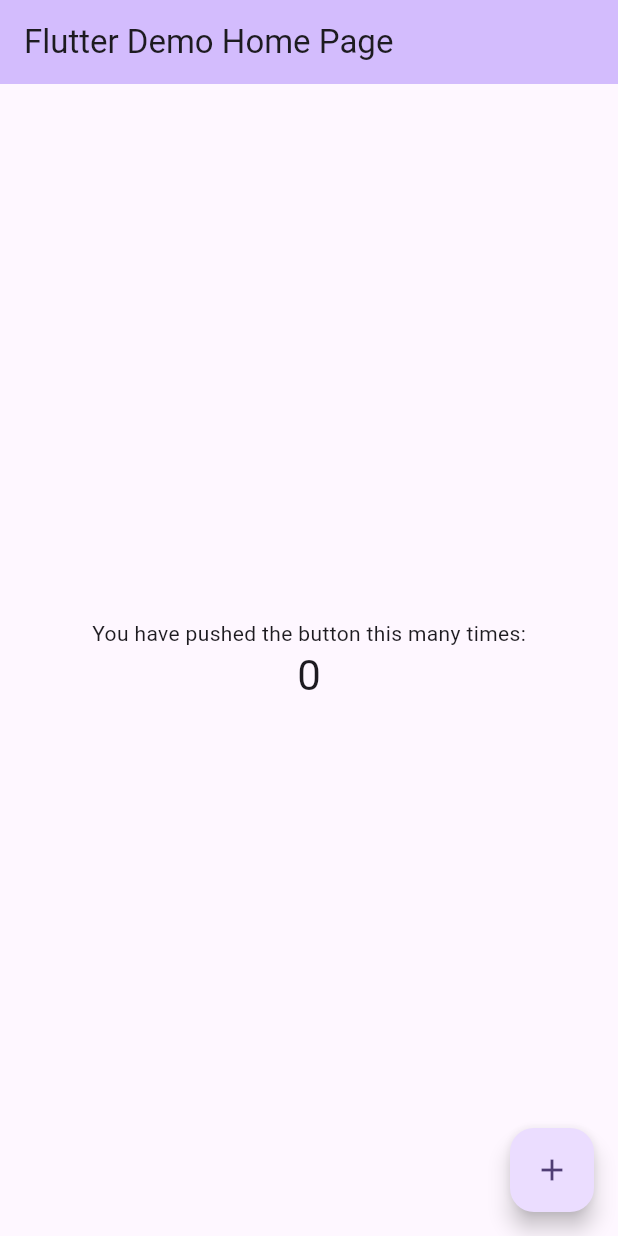
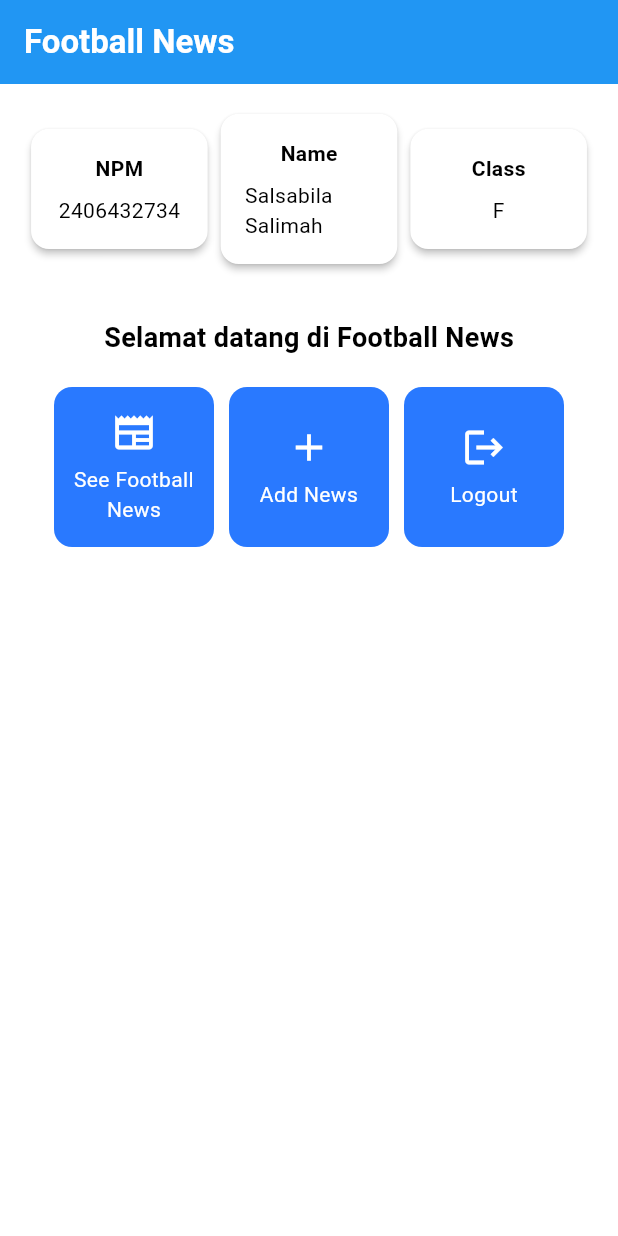
Before and after one commit to salsabilasalimah/football-news-mobile, a Flutter app: the screen it shows after launch, on a phone screen of 412 x 824 dp. Run offline on Flutter 3.47's test engine with Material 3 defaults, Android fonts, the phone set to English and light mode, and no system bars.

Commit message:
Turtorial 6

```diff
--- a/lib/main.dart
+++ b/lib/main.dart
@@ -1,4 +1,5 @@
 import 'package:flutter/material.dart';
+import 'package:football_news/menu.dart';
 
 void main() {
   runApp(const MyApp());
@@ -13,110 +14,10 @@ class MyApp extends StatelessWidget {
     return MaterialApp(
       title: 'Flutter Demo',
       theme: ThemeData(
-        // This is the theme of your application.
-        //
-        // TRY THIS: Try running your application with "flutter run". You'll see
-        // the application has a purple toolbar. Then, without quitting the app,
-        // try changing the seedColor in the colorScheme below to Colors.green
-        // and then invoke "hot reload" (save your changes or press the "hot
-        // reload" button in a Flutter-supported IDE, or press "r" if you used
-        // the command line to start the app).
-        //
-        // Notice that the counter didn't reset back to zero; the application
-        // state is not lost during the reload. To reset the state, use hot
-        // restart instead.
-        //
-        // This works for code too, not just values: Most code changes can be
-        // tested with just a hot reload.
-        colorScheme: ColorScheme.fromSeed(seedColor: Colors.deepPurple),
+        colorScheme: ColorScheme.fromSwatch(primarySwatch: Colors.blue)
+            .copyWith(secondary: Colors.blueAccent[400]),
       ),
-      home: const MyHomePage(title: 'Flutter Demo Home Page'),
+      home: MyHomePage(),
     );
   }
 }
-
-class MyHomePage extends StatefulWidget {
-  const MyHomePage({super.key, required this.title});
-
-  // This widget is the home page of your application. It is stateful, meaning
-  // that it has a State object (defined below) that contains fields that affect
-  // how it looks.
-
-  // This class is the configuration for the state. It holds the values (in this
-  // case the title) provided by the parent (in this case the App widget) and
-  // used by the build method of the State. Fields in a Widget subclass are
-  // always marked "final".
-
-  final String title;
-
-  @override
-  State<MyHomePage> createState() => _MyHomePageState();
-}
-
-class _MyHomePageState extends State<MyHomePage> {
-  int _counter = 0;
-
-  void _incrementCounter() {
-    setState(() {
-      // This call to setState tells the Flutter framework that something has
-      // changed in this State, which causes it to rerun the build method below
-      // so that the display can reflect the updated values. If we changed
-      // _counter without calling setState(), then the build method would not be
-      // called again, and so nothing would appear to happen.
-      _counter++;
-    });
-  }
-
-  @override
-  Widget build(BuildContext context) {
-    // This method is rerun every time setState is called, for instance as done
-    // by the _incrementCounter method above.
-    //
-    // The Flutter framework has been optimized to make rerunning build methods
-    // fast, so that you can just rebuild anything that needs updating rather
-    // than having to individually change instances of widgets.
-    return Scaffold(
-      appBar: AppBar(
-        // TRY THIS: Try changing the color here to a specific color (to
-        // Colors.amber, perhaps?) and trigger a hot reload to see the AppBar
-        // change color while the other colors stay the same.
-        backgroundColor: Theme.of(context).colorScheme.inversePrimary,
-        // Here we take the value from the MyHomePage object that was created by
-        // the App.build method, and use it to set our appbar title.
-        title: Text(widget.title),
-      ),
-      body: Center(
-        // Center is a layout widget. It takes a single child and positions it
-        // in the middle of the parent.
-        child: Column(
-          // Column is also a layout widget. It takes a list of children and
-          // arranges them vertically. By default, it sizes itself to fit its
-          // children horizontally, and tries to be as tall as its parent.
-          //
-          // Column has various properties to control how it sizes itself and
-          // how it positions its children. Here we use mainAxisAlignment to
-          // center the children vertically; the main axis here is the vertical
-          // axis because Columns are vertical (the cross axis would be
-          // horizontal).
-          //
-          // TRY THIS: Invoke "debug painting" (choose the "Toggle Debug Paint"
-          // action in the IDE, or press "p" in the console), to see the
-          // wireframe for each widget.
-          mainAxisAlignment: MainAxisAlignment.center,
-          children: <Widget>[
-            const Text('You have pushed the button this many times:'),
-            Text(
-              '$_counter',
-              style: Theme.of(context).textTheme.headlineMedium,
-            ),
-          ],
-        ),
-      ),
-      floatingActionButton: FloatingActionButton(
-        onPressed: _incrementCounter,
-        tooltip: 'Increment',
-        child: const Icon(Icons.add),
-      ), // This trailing comma makes auto-formatting nicer for build methods.
-    );
-  }
-}
--- /dev/null
+++ b/lib/menu.dart
@@ -0,0 +1,195 @@
+import 'package:flutter/material.dart';
+
+// Class untuk menyimpan data item homepage
+class ItemHomepage {
+ final String name;
+ final IconData icon;
+
+ ItemHomepage(this.name, this.icon);
+}
+
+
+// Class utama halaman
+class MyHomePage extends StatelessWidget {
+    MyHomePage({super.key});
+    final String nama = "Salsabila Salimah";
+    final String npm = "2406432734";
+    final String kelas = "F";
+
+    final List<ItemHomepage> items = [
+        ItemHomepage("See Football News", Icons.newspaper),
+        ItemHomepage("Add News", Icons.add),
+        ItemHomepage("Logout", Icons.logout),
+    ];
+
+    // Widget build
+    @override
+    Widget build(BuildContext context) {
+        // Scaffold menyediakan struktur dasar halaman dengan AppBar dan body.
+        return Scaffold(
+          // AppBar adalah bagian atas halaman yang menampilkan judul.
+          appBar: AppBar(
+            // Judul aplikasi "Football News" dengan teks putih dan tebal.
+            title: const Text(
+              'Football News',
+              style: TextStyle(
+                color: Colors.white,
+                fontWeight: FontWeight.bold,
+              ),
+            ),
+            // Warna latar belakang AppBar diambil dari skema warna tema aplikasi.
+            backgroundColor: Theme.of(context).colorScheme.primary,
+            foregroundColor: Colors.white, // Menambahkan ini agar warna ikon/teks di AppBar putih
+          ),
+          // Body halaman dengan padding di sekelilingnya.
+          body: Padding(
+            padding: const EdgeInsets.all(16.0),
+            // Menyusun widget secara vertikal dalam sebuah kolom.
+            child: Column(
+              crossAxisAlignment: CrossAxisAlignment.center,
+              children: [
+                // Row untuk menampilkan 3 InfoCard secara horizontal.
+                Row(
+                  mainAxisAlignment: MainAxisAlignment.spaceEvenly,
+                  children: [
+                    // Menggunakan variabel yang sudah kamu definisikan di atas
+                    InfoCard(title: 'NPM', content: npm),
+                    InfoCard(title: 'Name', content: nama),
+                    InfoCard(title: 'Class', content: kelas),
+                  ],
+                ),
+
+                // Memberikan jarak vertikal 16 unit.
+                const SizedBox(height: 16.0),
+
+                // Menempatkan widget berikutnya di tengah halaman.
+                Center(
+                  child: Column(
+                    // Menyusun teks dan grid item secara vertikal.
+
+                    children: [
+                      // Menampilkan teks sambutan dengan gaya tebal dan ukuran 18.
+                      const Padding(
+                        padding: EdgeInsets.only(top: 16.0),
+                        child: Text(
+                          'Selamat datang di Football News',
+                          style: TextStyle(
+                            fontWeight: FontWeight.bold,
+                            fontSize: 18.0,
+                          ),
+                        ),
+                      ),
+
+                      // Grid untuk menampilkan ItemCard dalam bentuk grid 3 kolom.
+                      GridView.count(
+                        primary: true,
+                        padding: const EdgeInsets.all(20),
+                        crossAxisSpacing: 10,
+                        mainAxisSpacing: 10,
+                        crossAxisCount: 3,
+                        // Agar grid menyesuaikan tinggi kontennya.
+                        shrinkWrap: true,
+
+                        // Menampilkan ItemCard untuk setiap item dalam list items.
+                        children: items.map((ItemHomepage item) {
+                          return ItemCard(item);
+                        }).toList(),
+                      ),
+                    ],
+                  ),
+                ),
+              ],
+            ),
+          ),
+        );
+    }
+}
+
+// Widget InfoCard diletakkan di luar class MyHomePage
+class InfoCard extends StatelessWidget {
+  // Kartu informasi yang menampilkan title dan content.
+
+  final String title;  // Judul kartu.
+  final String content;  // Isi kartu.
+
+  const InfoCard({super.key, required this.title, required this.content});
+
+  @override
+  Widget build(BuildContext context) {
+    return Card(
+      // Membuat kotak kartu dengan bayangan dibawahnya.
+      elevation: 2.0,
+      child: Container(
+        // Mengatur ukuran dan jarak di dalam kartu.
+        width: MediaQuery.of(context).size.width / 3.5, // menyesuaikan dengan lebar device yang digunakan.
+        padding: const EdgeInsets.all(16.0),
+        // Menyusun title dan content secara vertikal.
+        child: Column(
+          children: [
+            Text(
+              title,
+              style: const TextStyle(fontWeight: FontWeight.bold),
+            ),
+            const SizedBox(height: 8.0),
+            Text(content),
+          ],
+        ),
+      ),
+    );
+  }
+}
+
+
+// Widget ItemCard diletakkan di luar class MyHomePage
+class ItemCard extends StatelessWidget {
+  // Menampilkan kartu dengan ikon dan nama.
+
+  final ItemHomepage item;
+
+  const ItemCard(this.item, {super.key});
+
+  @override
+  Widget build(BuildContext context) {
+    return Material(
+      // Menentukan warna latar belakang dari tema aplikasi.
+      color: Theme.of(context).colorScheme.secondary,
+      // Membuat sudut kartu melengkung.
+      borderRadius: BorderRadius.circular(12),
+
+      child: InkWell(
+        // Aksi ketika kartu ditekan.
+        onTap: () {
+          // Menampilkan pesan SnackBar saat kartu ditekan.
+          ScaffoldMessenger.of(context)
+            ..hideCurrentSnackBar()
+            ..showSnackBar(
+              SnackBar(content: Text("Kamu telah menekan tombol ${item.name}!"))
+            );
+        },
+        // Container untuk menyimpan Icon dan Text
+        child: Container(
+          padding: const EdgeInsets.all(8),
+          child: Center(
+            child: Column(
+              // Menyusun ikon dan teks di tengah kartu.
+              mainAxisAlignment: MainAxisAlignment.center,
+              children: [
+                Icon(
+                  item.icon,
+                  color: Colors.white,
+                  size: 30.0,
+                ),
+                const Padding(padding: EdgeInsets.all(3)),
+                Text(
+                  item.name,
+                  textAlign: TextAlign.center,
+                  style: const TextStyle(color: Colors.white),
+                ),
+              ],
+            ),
+          ),
+        ),
+      ),
+    );
+  }
+}
```
